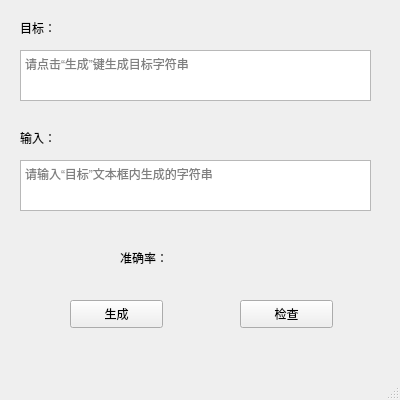
Above: A2/A2_project/mainwindow.ui from Fater20/NJUPT_SoftwareDesign before the change. Below: the same form after it.
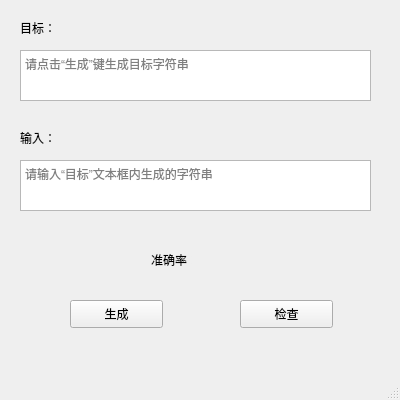
That is the form after the change.

Diff of the .ui file:
```diff
--- a/A2/A2_project/mainwindow.ui
+++ b/A2/A2_project/mainwindow.ui
@@ -95,10 +95,10 @@
    <widget class="QLabel" name="label_3">
     <property name="geometry">
      <rect>
-      <x>120</x>
+      <x>151</x>
       <y>250</y>
-      <width>72</width>
-      <height>15</height>
+      <width>41</width>
+      <height>20</height>
      </rect>
     </property>
     <property name="text">
@@ -110,8 +110,8 @@
      <rect>
       <x>200</x>
       <y>250</y>
-      <width>72</width>
-      <height>15</height>
+      <width>51</width>
+      <height>16</height>
      </rect>
     </property>
     <property name="text">
```
Left out of the diff: 39 changed lines with no effect on the pictures.
